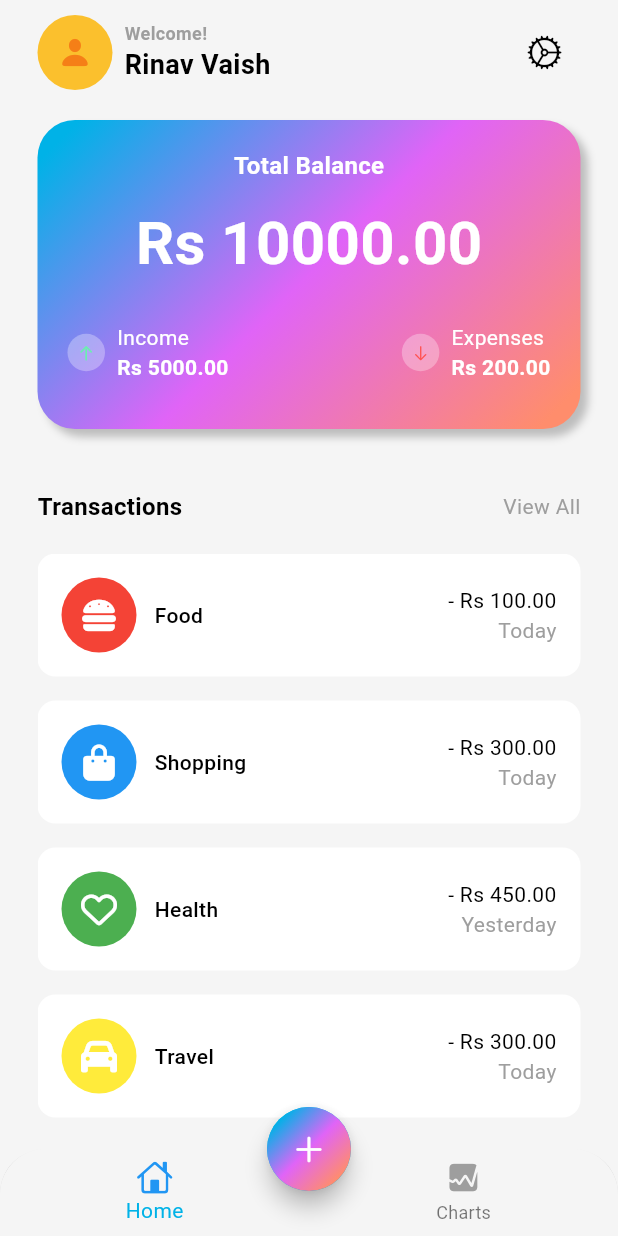
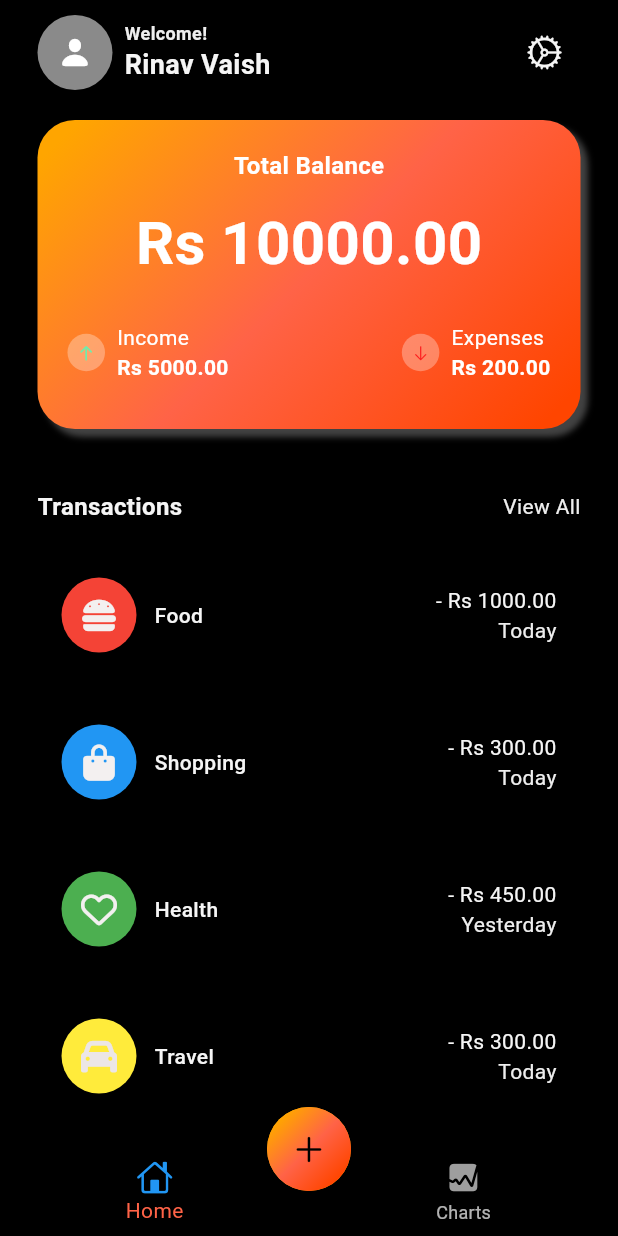
Before and after one commit to Rinav01/expense_tracker, a Flutter app: the screen it shows after launch, on a phone screen of 412 x 824 dp. Run offline on Flutter 3.47's test engine with Material 3 defaults, Android fonts, the phone set to English and light mode, and no system bars; our stand-ins replace fl_chart, font_awesome_flutter.

Commit message:
Fifth Commit (Color Scheme)

```diff
--- a/lib/app_view.dart
+++ b/lib/app_view.dart
@@ -10,16 +10,23 @@ class MyAppView extends StatelessWidget {
       debugShowCheckedModeBanner: false,
       title: "Expense Tracker",
       theme: ThemeData(
-        colorScheme: ColorScheme.light(
-          surface: Colors.grey.shade100,
-          onSurface: Colors.black,
-          primary: const Color(0xFF00B2E7),
-          secondary: const Color(0xFFE064F7),
-          tertiary: const Color(0xFFFF8D6C),
-          outline: Colors.grey,
-        )
-      ),
+          colorScheme: ColorScheme.dark(
+        surface: Colors.black, //interchange surface and onSurface
+        onSurface: Colors.grey.shade100,
+        primary: const Color(
+            0xFFFFA500), // original color codes in order 0xFF00B2E7,0xFFE064F7,0xFFFF8D6C
+        secondary: const Color(0xFFFF6347),
+        tertiary: const Color(0xFFFF4500),
+        outline: Colors.grey.shade200,
+      )),
       home: const HomeScreen(),
     );
   }
 }
+
+
+// another combination for gradient colors: [
+      //   Color(0xFF87CEFA),   Light Sky Blue
+      //   Color(0xFFAFEEEE),   Pale Turquoise
+      //   Color(0xFFFFB6C1),   Light Pink
+      // ]
--- a/lib/data/data.dart
+++ b/lib/data/data.dart
@@ -5,29 +5,29 @@ List<Map<String, dynamic>> transactionsData = [
   {
     'icon': const FaIcon(
       FontAwesomeIcons.burger,
-      color: Colors.white,
+      color: Color.fromARGB(255, 243, 240, 240),
     ),
     'color': Colors.red,
     'name': 'Food',
-    'totalAmount': '- Rs 100.00',
+    'totalAmount': '- Rs 1000.00',
     'date': 'Today',
   },
   {
-    'icon': const FaIcon(FontAwesomeIcons.bagShopping, color: Colors.white),
+    'icon': const FaIcon(FontAwesomeIcons.bagShopping, color:Color.fromARGB(255, 243, 240, 240)),
     'color': Colors.blue,
     'name': 'Shopping',
     'totalAmount': '- Rs 300.00',
     'date': 'Today',
   },
   {
-    'icon': const FaIcon(FontAwesomeIcons.heart, color: Colors.white),
+    'icon': const FaIcon(FontAwesomeIcons.heart, color: Color.fromARGB(255, 243, 240, 240)),
     'color': Colors.green,
     'name': 'Health',
     'totalAmount': '- Rs 450.00',
     'date': 'Yesterday',
   },
   {
-    'icon': const FaIcon(FontAwesomeIcons.car, color: Colors.white),
+    'icon': const FaIcon(FontAwesomeIcons.car, color: Color.fromARGB(255, 236, 230, 230)),
     'color': Colors.yellow,
     'name': 'Travel',
     'totalAmount': '- Rs 300.00',
--- a/lib/screens/home/views/home_screen.dart
+++ b/lib/screens/home/views/home_screen.dart
@@ -19,6 +19,7 @@ class _HomeScreenState extends State<HomeScreen> {
   @override
   Widget build(BuildContext context) {
     return Scaffold(
+
         // appBar: AppBar(),
         bottomNavigationBar: ClipRRect(
           borderRadius: const BorderRadius.vertical(
--- a/lib/screens/home/views/main_screen.dart
+++ b/lib/screens/home/views/main_screen.dart
@@ -27,12 +27,12 @@ class MainScreen extends StatelessWidget {
                           width: 50,
                           decoration: BoxDecoration(
                             shape: BoxShape.circle,
-                            color: Colors.yellow[700],
+                            color: Colors.white54, //10 12 24 30 38
                           ),
                         ),
                         Icon(
                           CupertinoIcons.person_fill,
-                          color: Colors.yellow[900],
+                          color: Colors.white,
                         )
                       ],
                     ),
@@ -67,6 +67,7 @@ class MainScreen extends StatelessWidget {
               height: 20.0,
             ),
             Container(
+              //card
               width: MediaQuery.of(context).size.width,
               height: MediaQuery.of(context).size.width / 2,
               decoration: BoxDecoration(
@@ -81,8 +82,8 @@ class MainScreen extends StatelessWidget {
                   borderRadius: BorderRadius.circular(25),
                   boxShadow: [
                     BoxShadow(
-                        blurRadius: 4,
-                        color: Colors.grey.shade400,
+                        blurRadius: 3,
+                        color: Colors.grey.shade800,
                         offset: const Offset(5, 5))
                   ]),
               child: Column(
@@ -171,7 +172,7 @@ class MainScreen extends StatelessWidget {
                                   child: Icon(
                                 CupertinoIcons.arrow_down,
                                 size: 12,
-                                color: Colors.redAccent,
+                                color: Color.fromARGB(255, 253, 31, 31),
                               )),
                             ),
                             const SizedBox(
@@ -244,7 +245,7 @@ class MainScreen extends StatelessWidget {
                       padding: const EdgeInsets.only(bottom: 16.0),
                       child: Container(
                         decoration: BoxDecoration(
-                          color: Colors.white,
+                          color: Colors.black,
                           borderRadius: BorderRadius.circular(12),
                         ),
                         child: Padding(
--- a/lib/screens/stats/stats.dart
+++ b/lib/screens/stats/stats.dart
@@ -22,7 +22,7 @@ class StatScreen extends StatelessWidget {
                 width: MediaQuery.of(context).size.width,
                 height: MediaQuery.of(context).size.width,
                 decoration: BoxDecoration(
-                    color: Colors.white,
+                    color: Colors.black,
                     borderRadius: BorderRadius.circular(12)),
                 child: const Padding(
                   padding: EdgeInsets.fromLTRB(12, 20, 12, 12),
```
